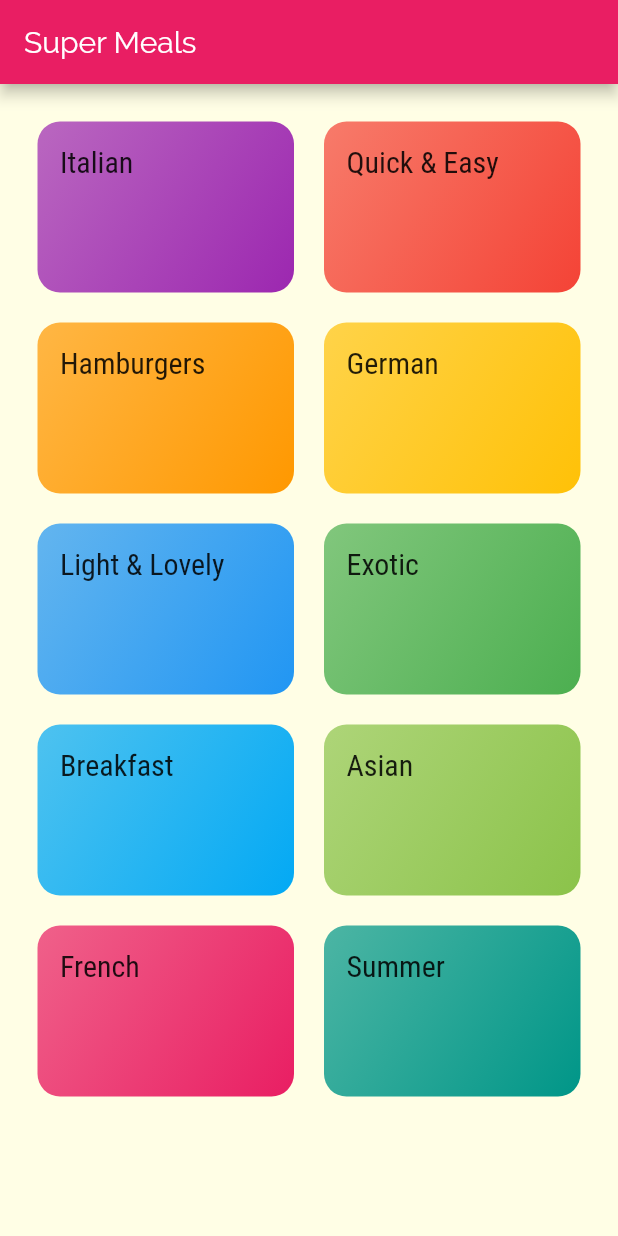
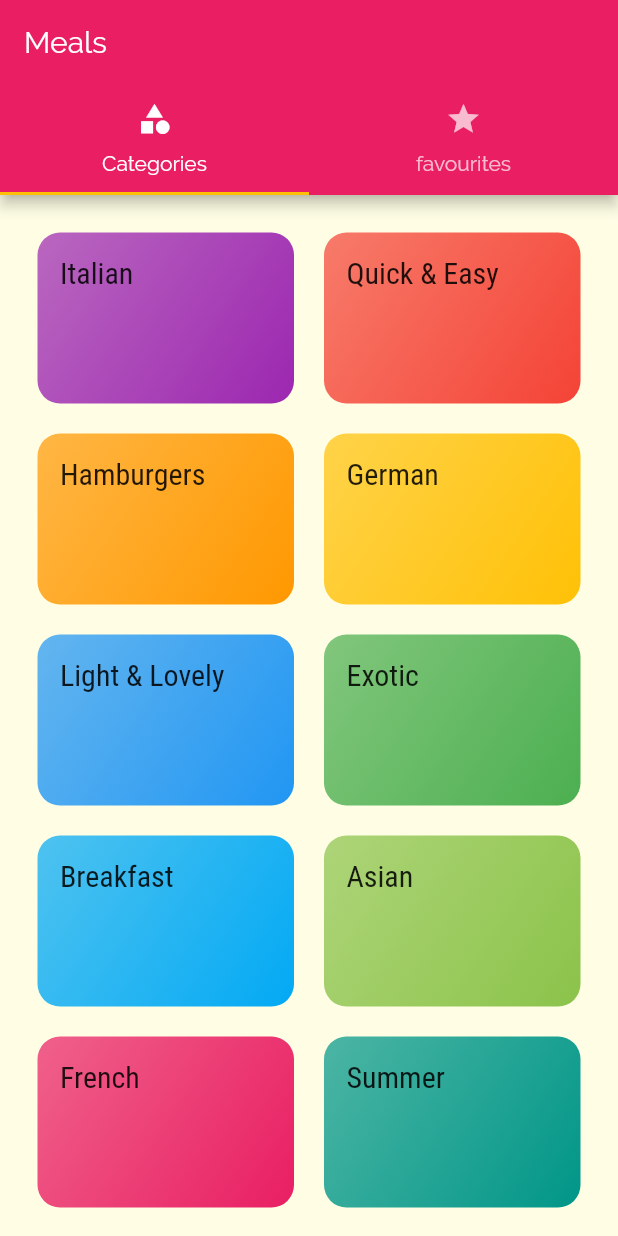
Before and after one commit to tbrams/flutter_meals, a Flutter app: the screen it shows after launch, on a phone screen of 412 x 824 dp. Run offline on Flutter 3.47's test engine with Material 2 defaults, Android fonts, the phone set to English and light mode, and no system bars.

Commit message:
Added Tabs in the AppBar for two tabs

```diff
--- a/lib/main.dart
+++ b/lib/main.dart
@@ -2,6 +2,7 @@ import 'package:flutter/material.dart';
 import './screens/category_meals_screen.dart';
 import './screens/categories_screen.dart';
 import './screens/meal_detail_screen.dart';
+import './screens/tabs_screen.dart';
 
 void main() => runApp(MyApp());
 
@@ -28,11 +29,18 @@ class MyApp extends StatelessWidget {
               ),
             ),
       ),
-      home: CategoriesScreen(),
+      home: TabsScreen(),
       routes: {
         CategoryMealsScreen.routeName : (ctx) => CategoryMealsScreen(),
         MealDetailScreen.routeName : (ctx) => MealDetailScreen(),
-      }
+      },
+      onGenerateRoute: (settings) {
+        print(settings.arguments);
+        return MaterialPageRoute(builder: (ctx) => CategoriesScreen(),);
+      },
+      onUnknownRoute: (settings) {
+        return MaterialPageRoute(builder: (ctx) => CategoriesScreen(),);
+      },
     );
   }
 }
--- a/lib/screens/categories_screen.dart
+++ b/lib/screens/categories_screen.dart
@@ -6,13 +6,7 @@ import '../widgets/category_item.dart';
 class CategoriesScreen extends StatelessWidget {
   @override
   Widget build(BuildContext context) {
-    return Scaffold(
-      appBar: AppBar(
-        title: const Text(
-          'Super Meals',
-        ),
-      ),
-      body: GridView(
+    return GridView(
         padding: const EdgeInsets.all(25),
         children: DUMMY_CATEGORIES
             .map((catData) => CategoryItem(
@@ -27,7 +21,6 @@ class CategoriesScreen extends StatelessWidget {
           crossAxisSpacing: 20,
           mainAxisSpacing: 20,
         ),
-      ),
     );
   }
 }
--- /dev/null
+++ b/lib/screens/tabs_screen.dart
@@ -0,0 +1,37 @@
+import 'package:flutter/material.dart';
+import 'package:foods/screens/categories_screen.dart';
+import 'package:foods/screens/favourites_Screen.dart';
+
+class TabsScreen extends StatefulWidget {
+  @override
+  _TabsScreenState createState() => _TabsScreenState();
+}
+
+class _TabsScreenState extends State<TabsScreen> {
+  @override
+  Widget build(BuildContext context) {
+    return DefaultTabController(
+      length: 2,
+      child: Scaffold(
+        appBar: AppBar(
+          title: Text('Meals'),
+          bottom: TabBar(
+            tabs: <Widget>[
+              Tab(
+                icon: Icon(Icons.category),
+                text: 'Categories',
+              ),
+              Tab(icon: Icon(Icons.star), text: 'favourites'),
+            ],
+          ),
+        ),
+        body: TabBarView(
+          children: <Widget>[
+            CategoriesScreen(),
+            FavouriteScreen(),
+          ],
+        ),
+      ),
+    );
+  }
+}
```
Also changed, not shown: lib/screens/favourites_Screen.dart (added, +10 -0 lines), lib/screens/meal_detail_screen.dart (+82 -3 lines).
